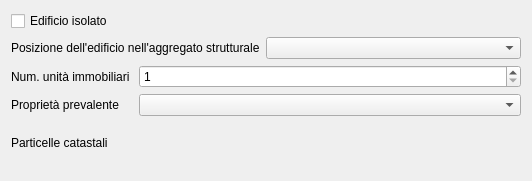
First picture: the form in ui/wdgSezLocalizzazione.ui, repository faunalia/rt_omero, before the edit.
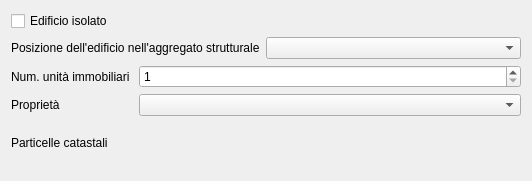
Second picture: the form after the edit. Custom widgets are drawn as their Qt base class.

```diff
--- a/ui/wdgSezLocalizzazione.ui
+++ b/ui/wdgSezLocalizzazione.ui
@@ -45,7 +45,7 @@
    <item row="3" column="0">
     <widget class="QLabel" name="label">
      <property name="text">
-      <string>Proprietà prevalente</string>
+      <string>Proprietà</string>
      </property>
     </widget>
    </item>
```
